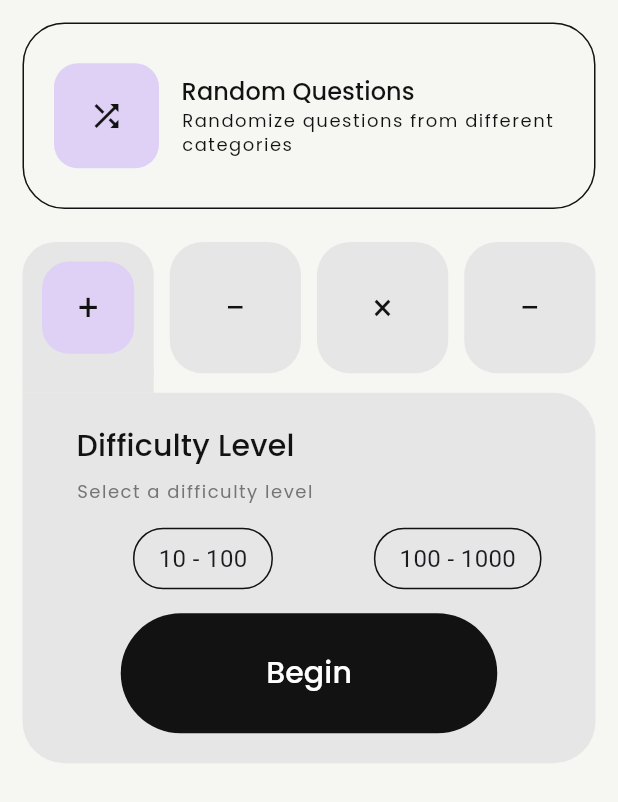
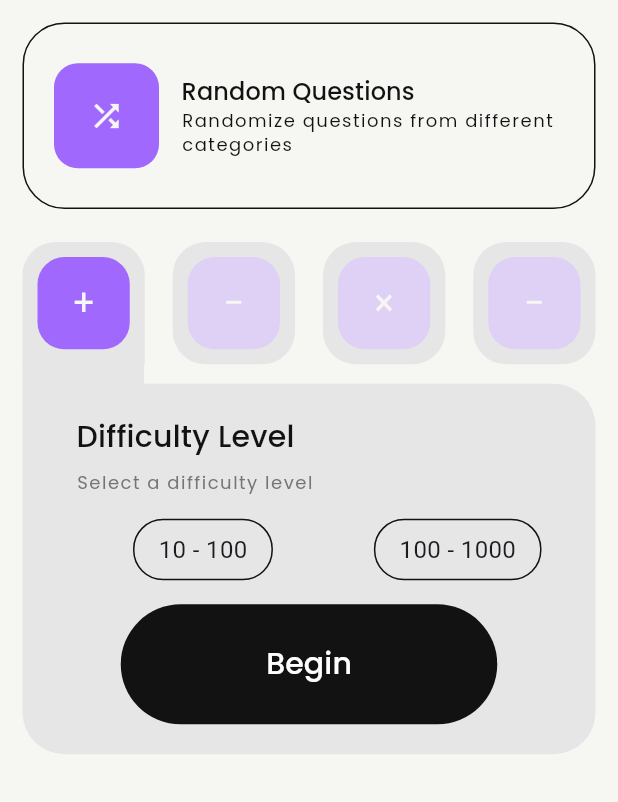
Before and after one commit to prime-infinity/numeracy_app, a Flutter app: the screen it shows after launch, on a phone screen of 412 x 824 dp. Shown: the top 802 px of the screen. Run offline on Flutter 3.47's test engine with Material 3 defaults, Android fonts, the phone set to English and light mode, and no system bars; our stand-ins replace flutter_riverpod, go_router, google_fonts, riverpod_annotation; generated files the repository leaves out were written again.

Commit message:
made minor adjustments to multiselecttab incl. color width etc

```diff
--- a/lib/screens/home/home.dart
+++ b/lib/screens/home/home.dart
@@ -48,12 +48,12 @@ class _HomeState extends State<Home> {
                             width: 70,
                             height: 70,
                             decoration: BoxDecoration(
-                                color: AppColors.primaryAccent,
+                                color: AppColors.primaryColor,
                                 borderRadius: BorderRadius.circular(16)),
                             child: Icon(
                               Icons.shuffle,
                               size: 24,
-                              color: AppColors.black,
+                              color: AppColors.white,
                             ),
                           ),
                           const SizedBox(width: 15),
--- a/lib/screens/home/multi_selectable_tabs.dart
+++ b/lib/screens/home/multi_selectable_tabs.dart
@@ -56,11 +56,11 @@ class MultiSelectableTabsState extends State<MultiSelectableTabs> {
                           color: AppColors.cardGrey,
                         ),
                         child: const SizedBox(
-                          width: 87.5,
+                          width: 81.0,
                           height: 15.0,
                         ),
                       )
-                    : Container(width: 87.5),
+                    : Container(width: 81.0),
               ),
             ),
           ),
@@ -128,21 +128,21 @@ class MultiSelectableTabsState extends State<MultiSelectableTabs> {
           ),
         ),
         child: Padding(
-          padding: const EdgeInsets.all(13.0),
+          padding: const EdgeInsets.all(10.0),
           child: Container(
             width: 61.5,
             height: 61.5,
             decoration: BoxDecoration(
                 color: _selectedTabs[index]
-                    ? AppColors.primaryAccent
-                    : AppColors.cardGrey,
+                    ? AppColors.primaryColor
+                    : AppColors.primaryAccent,
                 borderRadius: BorderRadius.circular(18)),
             child: Center(
               child: Text(
                 _tabs[index]['icon'] ?? '',
                 style: TextStyle(
                   fontSize: 24,
-                  color: AppColors.black,
+                  color: AppColors.white,
                 ),
               ),
             ),
```
